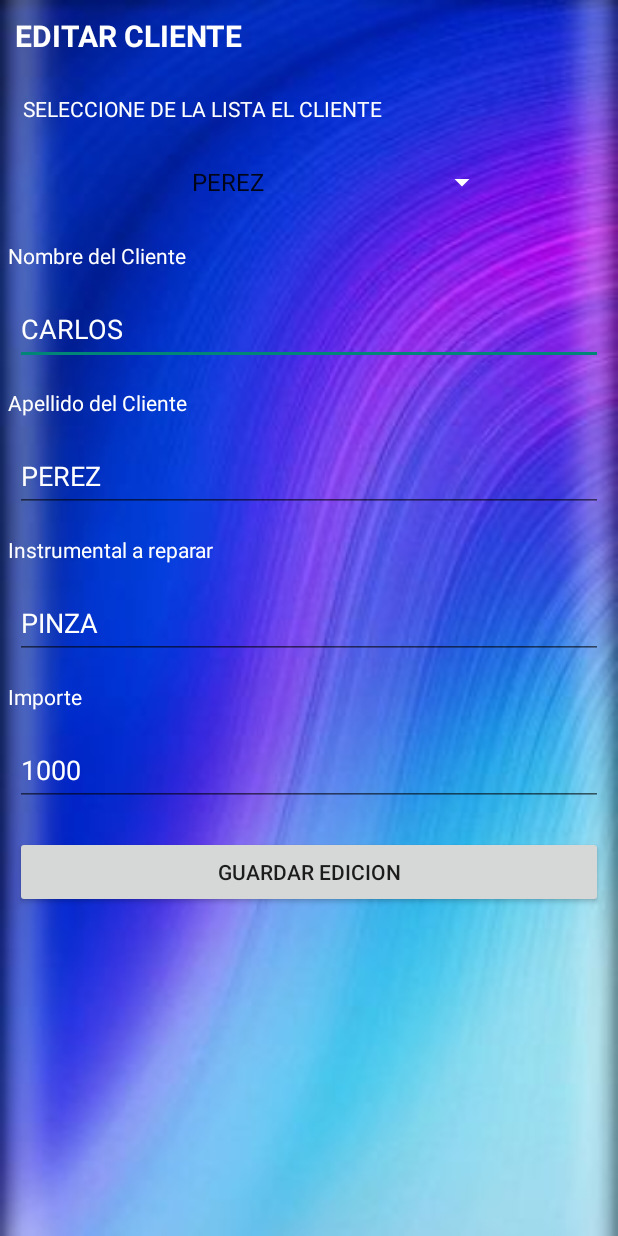
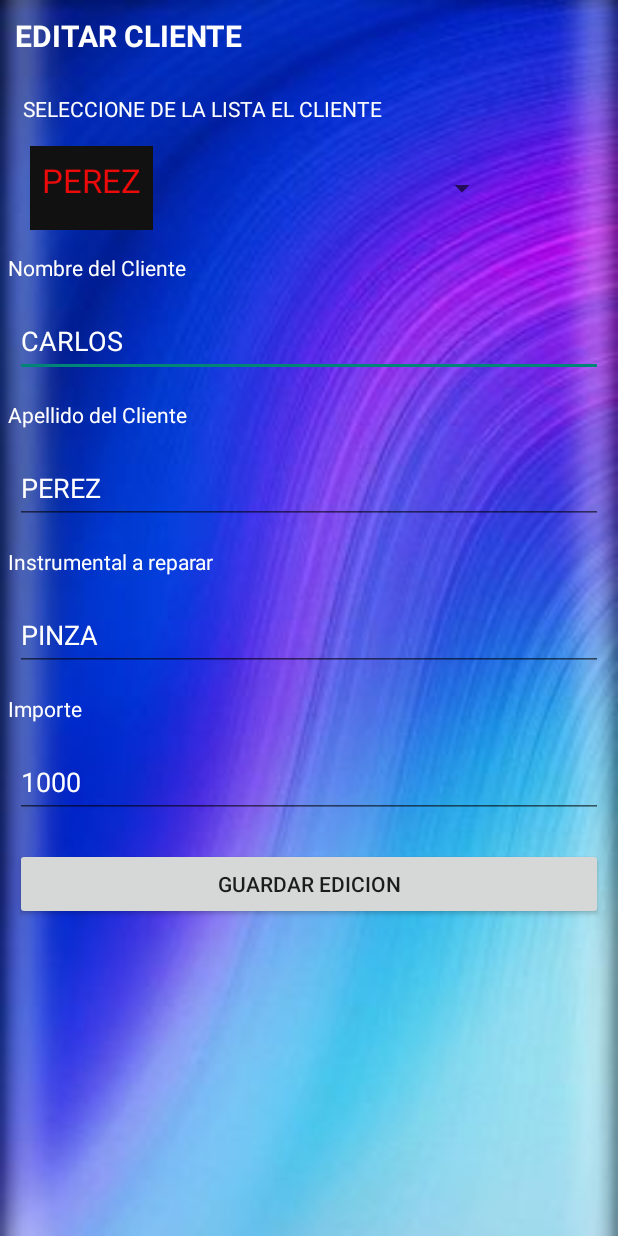
Before and after one commit to jorgesantini/Gestion_Clientes2, an Android app: the EditarActivity screen opened directly, with no data from a screen before it, on a phone screen of 412 x 824 dp. Run offline under Robolectric (Android 15) with nearby library versions, the phone set to English and light mode, and no system bars.

Commit message:
Arreglo en spinner

```diff
--- a/app/src/main/java/com/example/gestion_clientes/EditarActivity.kt
+++ b/app/src/main/java/com/example/gestion_clientes/EditarActivity.kt
@@ -58,7 +58,8 @@ class EditarActivity : AppCompatActivity() {
                 val adapter =
                     ArrayAdapter(
                         this,
-                        android.R.layout.simple_spinner_item,
+                        //android.R.layout.simple_spinner_item,
+                        R.layout.spinner_items,
                         clienteEncontradoApellido.toList()
                     )
 
--- a/app/src/main/res/layout/activity_editar.xml
+++ b/app/src/main/res/layout/activity_editar.xml
@@ -31,15 +31,11 @@
     <Spinner
         android:id="@+id/sp_spinner"
         android:layout_width="match_parent"
-        android:layout_height="48dp"
+        android:layout_height="56dp"
         android:layout_marginStart="20sp"
         android:layout_marginEnd="80sp"
         android:layout_marginBottom="10sp"
-        android:backgroundTint="@color/white"
         android:contextClickable="true"
-        android:foregroundTint="@color/purple_200"
-        android:foregroundTintMode="screen"
-        android:scrollbarSize="10sp"
         android:text="CLICK"
         android:textAlignment="center"
         tools:visibility="visible" />
--- /dev/null
+++ b/app/src/main/res/layout/spinner_items.xml
@@ -0,0 +1,9 @@
+<?xml version="1.0" encoding="utf-8"?>
+<TextView
+    android:layout_height="match_parent"
+    android:layout_width="wrap_content"
+    android:textSize="22sp"
+    android:padding="8sp"
+    android:textColor="#EC0A0A"
+    android:background="#111"
+    xmlns:android="http://schemas.android.com/apk/res/android" />
```
